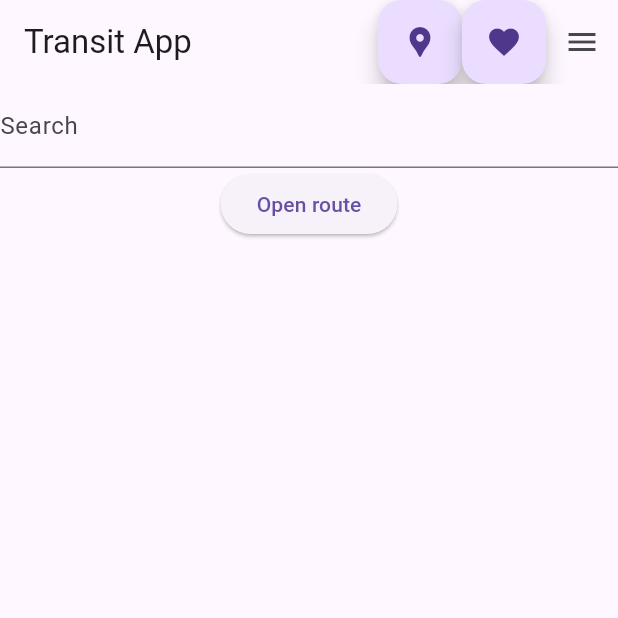
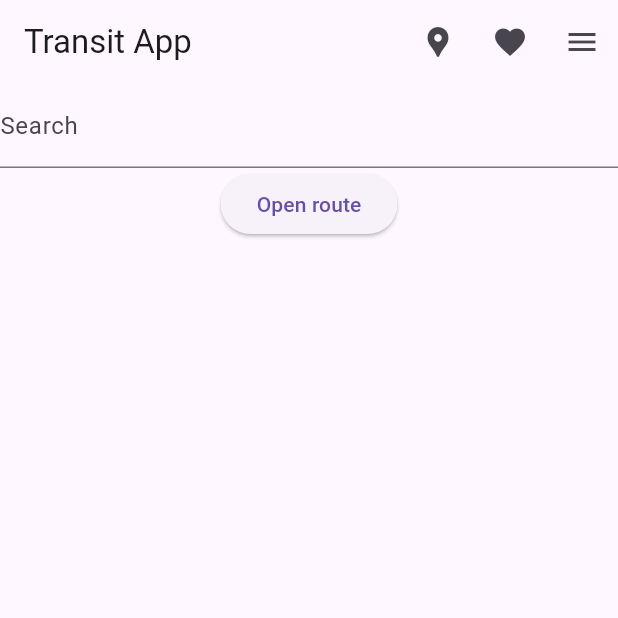
Before and after one commit to popcorn9499/TransitApp, a Flutter app: the screen it shows after launch, on a phone screen of 412 x 824 dp, the top half of it. Run offline on Flutter 3.47's test engine with Material 3 defaults, Android fonts, the phone set to English and light mode, and no system bars; our stand-ins replace geolocator, shared_preferences, sprintf.

Commit message:
Removed floating action buttons as they made flutter anngy

```diff
--- a/lib/widgets/menus/main_menu.dart
+++ b/lib/widgets/menus/main_menu.dart
@@ -148,10 +148,16 @@ class _MyHomePageState extends State<MyHomePage> {
         // the App.build method, and use it to set our appbar title.
         title: Text(widget.title),
         actions: [
-          FloatingActionButton(
-          onPressed: loadCloseStops, child: const Icon(Icons.location_pin)),
-          FloatingActionButton(
-              onPressed: loadFavorites, child: const Icon(Icons.favorite)),
+          IconButton(
+            onPressed: loadCloseStops,
+            icon: const Icon(Icons.location_pin),
+            tooltip: 'Find close stops',
+          ),
+          IconButton(
+            onPressed: loadFavorites,
+            icon: const Icon(Icons.favorite),
+            tooltip: 'Load Favorites',
+          ),
           PopupMenu(),
         ],
       ),
```
Also changed, not shown: lib/widgets/menus/bus_stop_times.dart (+10 -4 lines), lib/widgets/menus/search_bus_stops.dart (+5 -2 lines).
